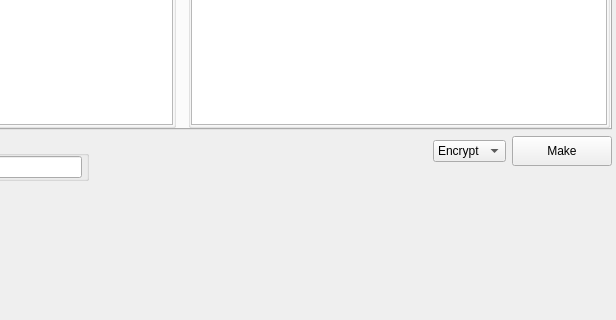
This is app/gui/symmetric/richelieu/richelieu.ui in vasilypht/crypto-methods as Qt 5 draws it before an edit; both pictures show x 253 to 869 and y 119 to 439 of the 869 by 622 pixel window. The edited form follows.
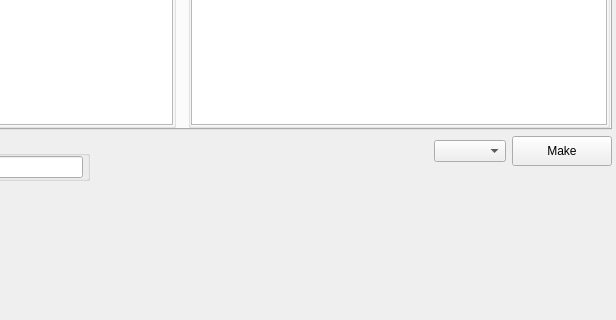
This is the edited form.

Commit message: Added documentation to the richelieu.py.py module, as well as to the corresponding widget. Fixed module comments caesar.py

Diff of the .ui file:
```diff
--- a/app/gui/symmetric/richelieu/richelieu.ui
+++ b/app/gui/symmetric/richelieu/richelieu.ui
@@ -232,16 +232,6 @@
              <verstretch>0</verstretch>
             </sizepolicy>
            </property>
-           <item>
-            <property name="text">
-             <string>Encrypt</string>
-            </property>
-           </item>
-           <item>
-            <property name="text">
-             <string>Decrypt</string>
-            </property>
-           </item>
           </widget>
          </item>
          <item>
```
Left out of the diff: 2 changed lines with no effect on the pictures. The commit also changes 4 other files.
